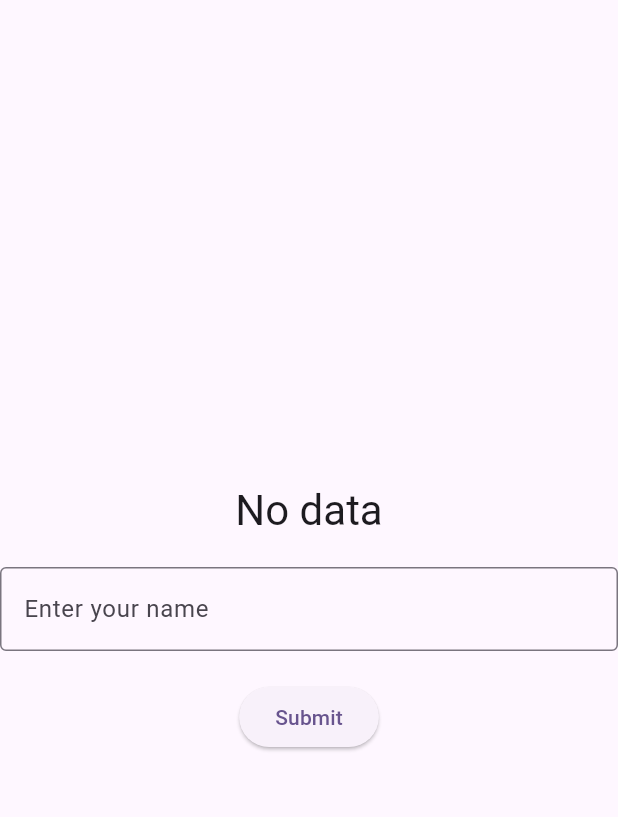
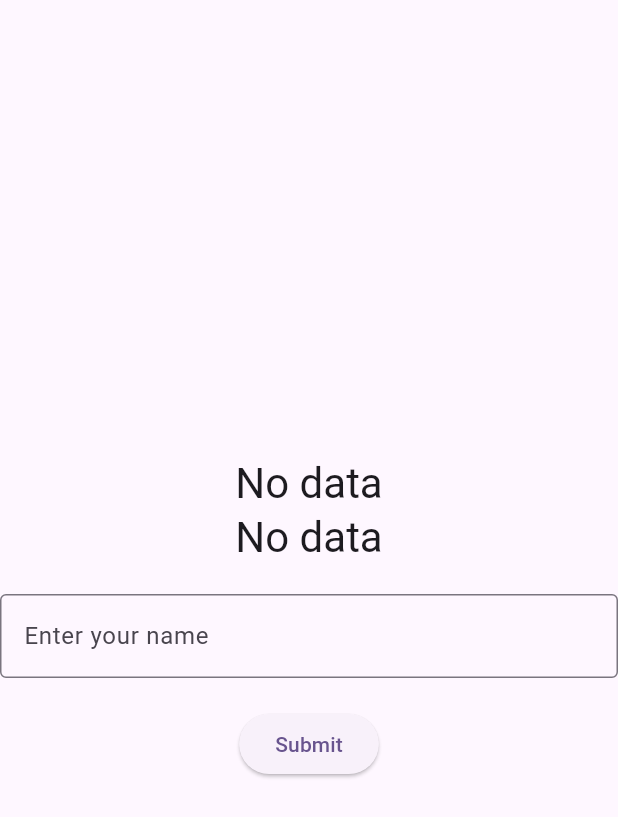
Before and after one commit to Younus-Codes/my_flutter_learnings, a Flutter app: the screen it shows after launch, on a phone screen of 412 x 824 dp. Shown: the top 817 px of the screen. Run offline on Flutter 3.47's test engine with Material 2 defaults, Android fonts, the phone set to English and light mode, and no system bars.

Commit message:
update for mulitple Subscriber

```diff
--- a/lib/main.dart
+++ b/lib/main.dart
@@ -17,7 +17,16 @@ class _MyAppState extends State<MyApp> {
   // This widget is the root of your application.
 
   StreamController<String> _streamController = StreamController<String>();
+
+  late Stream<String> _stream;
+
   TextEditingController _textEditingController = TextEditingController();
+
+  @override
+  void initState() {
+    _stream = _streamController.stream.asBroadcastStream();
+    super.initState();
+  }
 
   @override
   Widget build(BuildContext context) {
@@ -34,7 +43,18 @@ class _MyAppState extends State<MyApp> {
               mainAxisAlignment: MainAxisAlignment.center,
               children: [
                 StreamBuilder<String>(
-                    stream: _streamController.stream,
+                    stream: _stream,
+                    builder: (context, snapshot) {
+                      if (snapshot.hasData) {
+                        return Text(snapshot.data!,
+                            style: Theme.of(context).textTheme.headline4);
+                      } else {
+                        return Text('No data',
+                            style: Theme.of(context).textTheme.headline4);
+                      }
+                    }),
+                StreamBuilder<String>(
+                    stream: _stream,
                     builder: (context, snapshot) {
                       if (snapshot.hasData) {
                         return Text(snapshot.data!,
```
